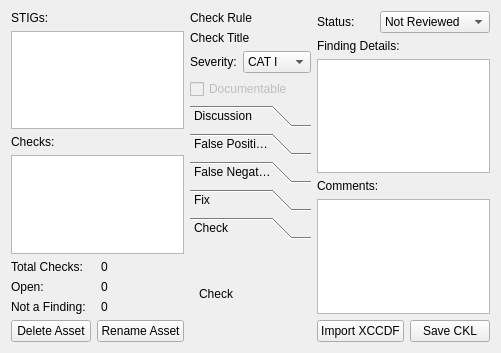
squinky86/STIGQter, file src/assetview.ui: the form before one commit.
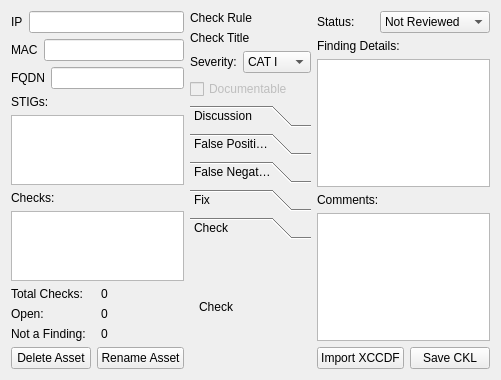
The form after the commit.

Commit message: Allow change of IP, MAC, and FQDN. Fixes #18.

What changed in the file:
```diff
--- a/src/assetview.ui
+++ b/src/assetview.ui
@@ -16,6 +16,48 @@
   <layout class="QHBoxLayout" name="horizontalLayout_6" stretch="1,3,2">
    <item>
     <layout class="QVBoxLayout" name="col1">
+     <item>
+      <layout class="QHBoxLayout" name="horizontalLayout_10">
+       <item>
+        <widget class="QLabel" name="label_10">
+         <property name="text">
+          <string>IP</string>
+         </property>
+        </widget>
+       </item>
+       <item>
+        <widget class="QLineEdit" name="txtIP"/>
+       </item>
+      </layout>
+     </item>
+     <item>
+      <layout class="QHBoxLayout" name="horizontalLayout_12">
+       <item>
+        <widget class="QLabel" name="label_12">
+         <property name="text">
+          <string>MAC</string>
+         </property>
+        </widget>
+       </item>
+       <item>
+        <widget class="QLineEdit" name="txtMAC"/>
+       </item>
+      </layout>
+     </item>
+     <item>
+      <layout class="QHBoxLayout" name="horizontalLayout_11">
+       <item>
+        <widget class="QLabel" name="label_11">
+         <property name="text">
+          <string>FQDN</string>
+         </property>
+        </widget>
+       </item>
+       <item>
+        <widget class="QLineEdit" name="txtFQDN"/>
+       </item>
+      </layout>
+     </item>
      <item>
       <widget class="QLabel" name="label">
        <property name="text">
```
Left out of the diff: 58 changed lines with no effect on the pictures. The commit also changes 1 other file.
